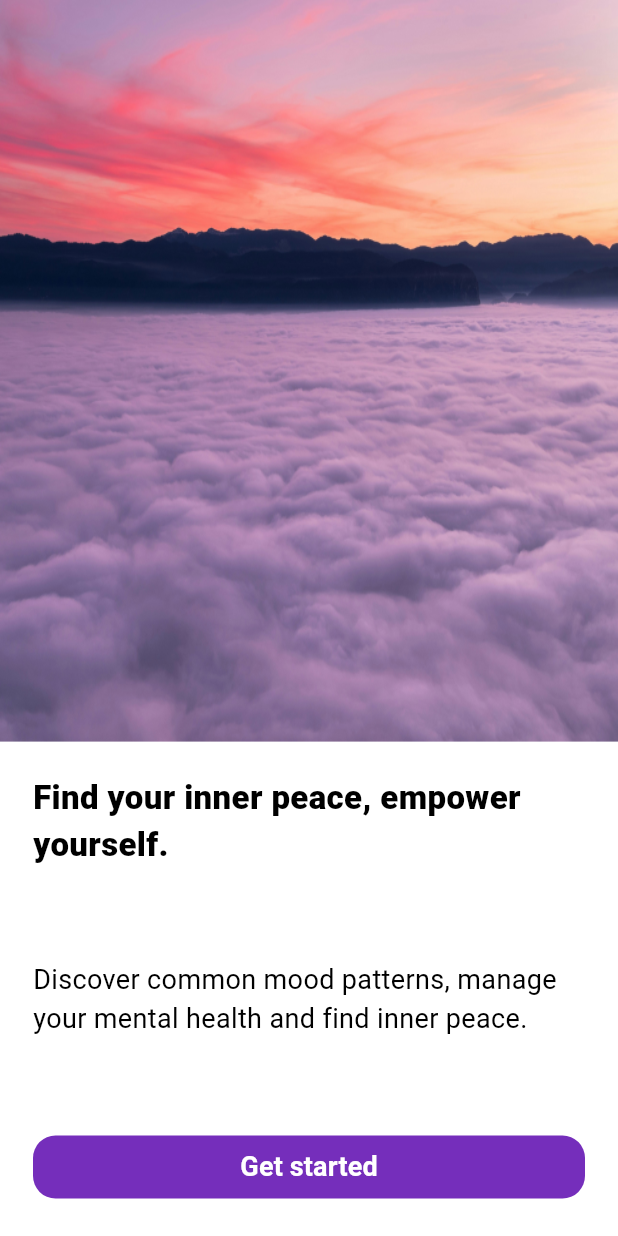
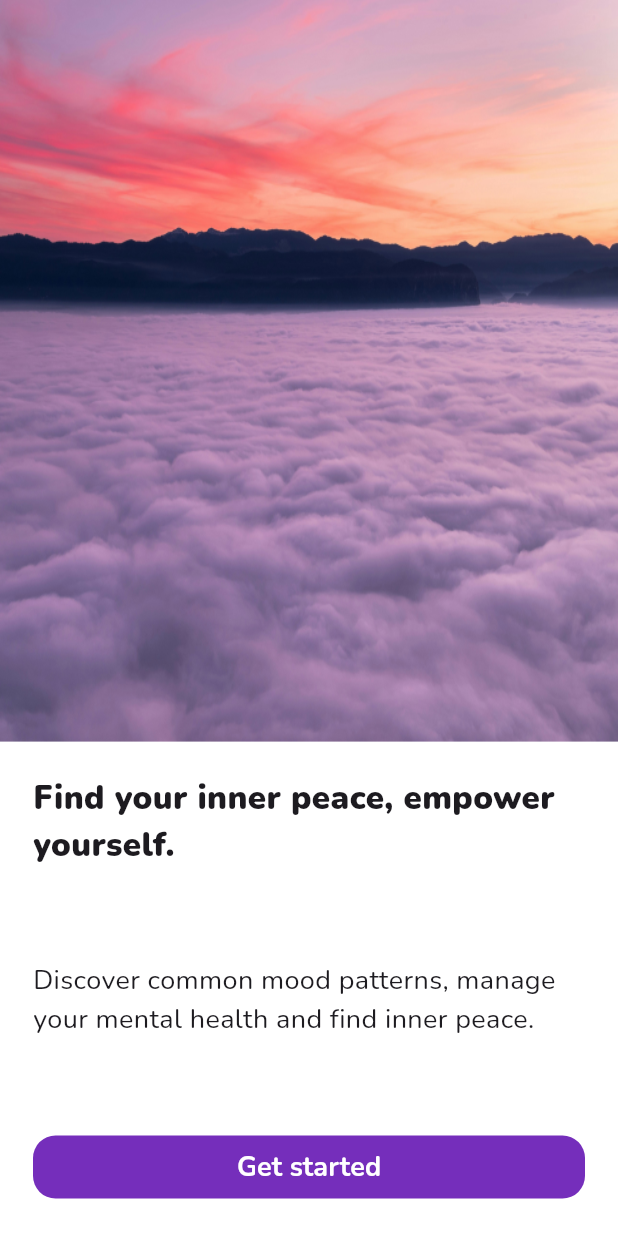
Before and after one commit to S4-Smart-mobile/S4-Smart-Mobile, a Flutter app: the screen it shows after launch, on a phone screen of 412 x 824 dp. Run offline on Flutter 3.47's test engine with Material 3 defaults, Android fonts, the phone set to English and light mode, and no system bars; our stand-ins replace flutter_svg, font_awesome_flutter, go_router, google_fonts.

Commit message:
Add disabled styling & implemented new font

```diff
--- a/mood_predictor_app/lib/main.dart
+++ b/mood_predictor_app/lib/main.dart
@@ -5,6 +5,7 @@ import 'package:mood_predictor_app/pages/more.dart';
 import 'package:mood_predictor_app/pages/questions.dart';
 import 'package:mood_predictor_app/pages/setup.dart';
 import 'package:mood_predictor_app/pages/stats.dart';
+import 'package:google_fonts/google_fonts.dart';
 
 void main() => runApp(MoodPredictor());
 
@@ -51,7 +52,7 @@ class MoodPredictor extends StatelessWidget {
     return MaterialApp.router(
       title: title,
       theme: ThemeData(
-        fontFamily: 'Roboto',
+        textTheme: GoogleFonts.nunitoTextTheme(),
         useMaterial3: true,
         colorScheme: ColorScheme.fromSwatch(
           primarySwatch: Colors.purple,
--- a/mood_predictor_app/lib/widgets/questions/navigational_buttons.dart
+++ b/mood_predictor_app/lib/widgets/questions/navigational_buttons.dart
@@ -32,6 +32,9 @@ class NextButton extends StatelessWidget {
             alignment: Alignment.center,
             backgroundColor: MaterialStateProperty.resolveWith<Color?>(
               (Set<MaterialState> states) {
+                if (states.contains(MaterialState.disabled)) {
+                  return theme.colorScheme.secondary;
+                }
                 return theme.colorScheme.primary;
               },
             ),
--- a/mood_predictor_app/pubspec.yaml
+++ b/mood_predictor_app/pubspec.yaml
@@ -12,6 +12,7 @@ dependencies:
   flutter_svg: ^2.0.10+1
   font_awesome_flutter: ^10.7.0
   go_router: ^13.2.1
+  google_fonts: ^6.2.0
   shared_preferences: ^2.2.2
 
 dev_dependencies:
```
Also changed, not shown: mood_predictor_app/pubspec.lock, 1 other file.
